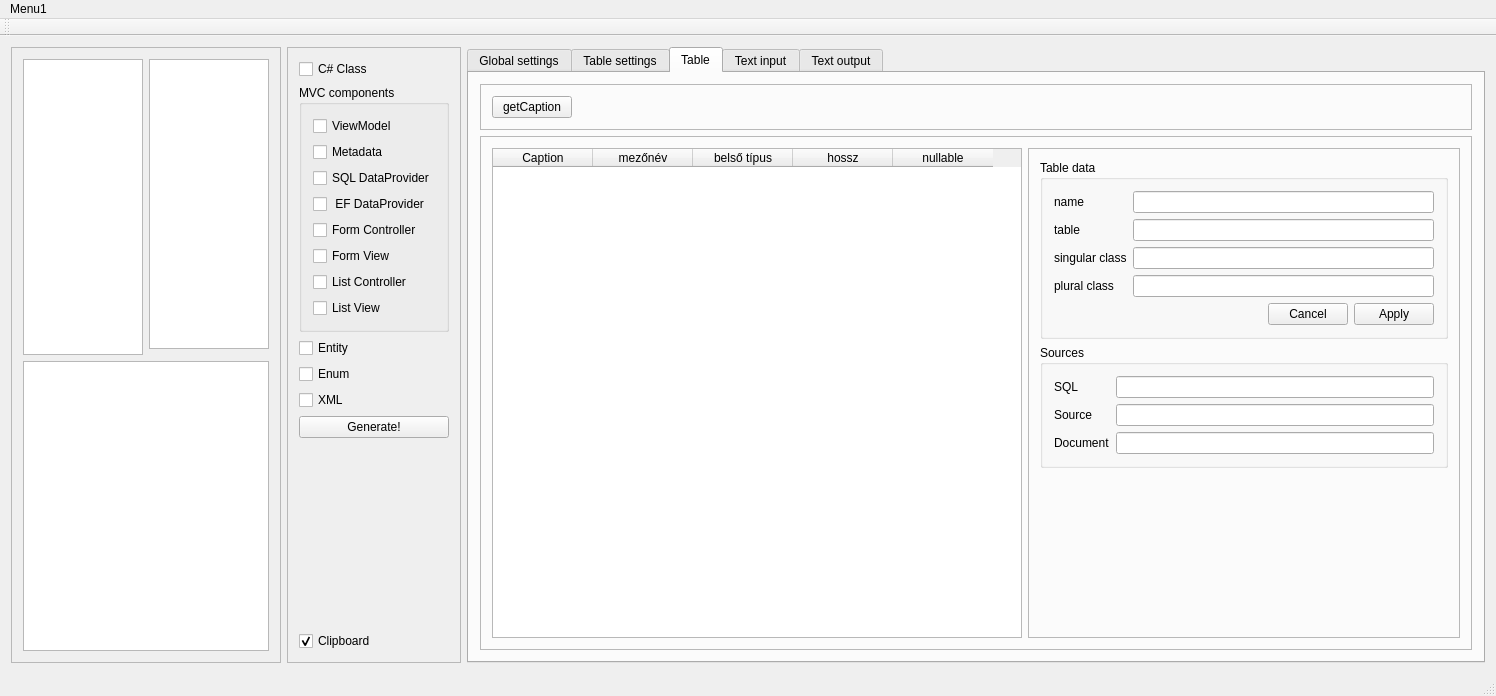
First picture: the form in retek2.ui, repository horvathzoltan/retek2, before the edit.
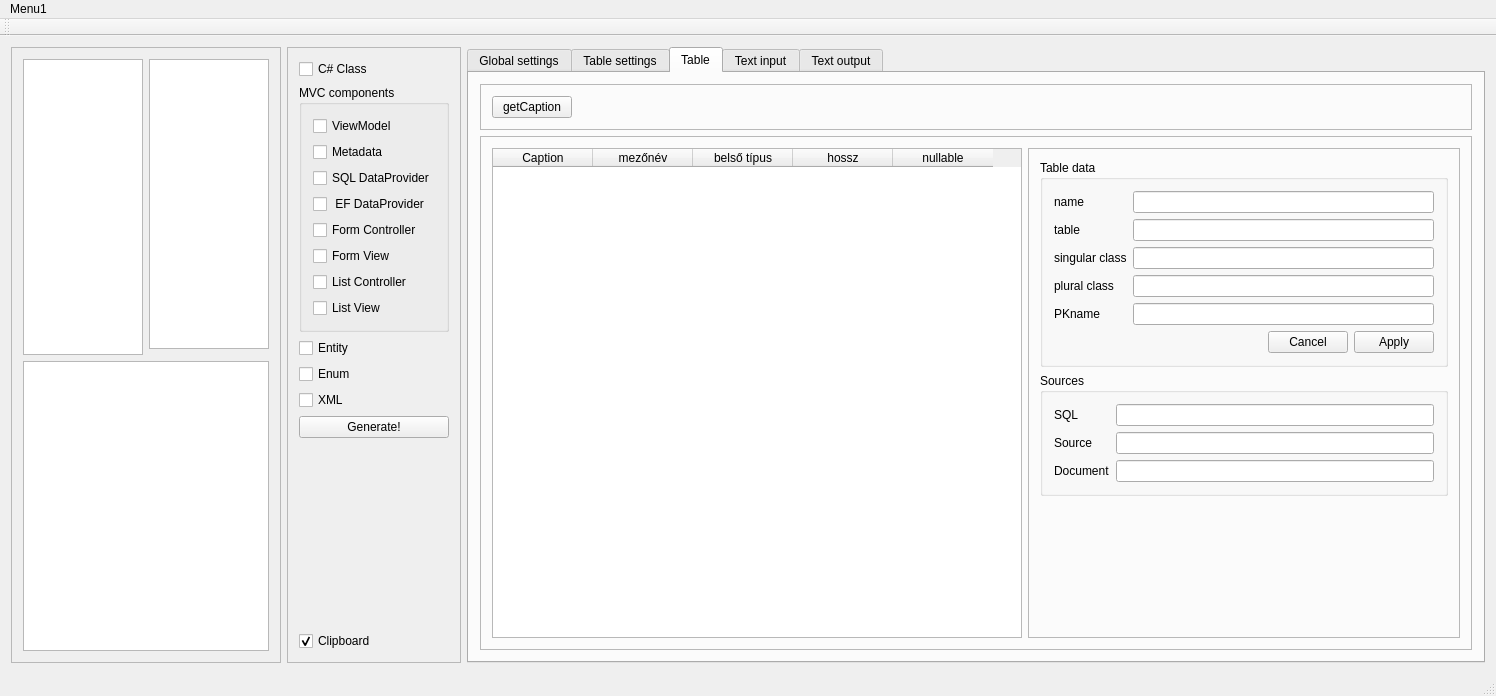
Second picture: the form after the edit. The open tabs and pages were chosen to show the change. Icons and pictures are not drawn.

Patch:
```diff
--- a/retek2.ui
+++ b/retek2.ui
@@ -1148,13 +1148,23 @@
                  <item row="3" column="1">
                   <widget class="QLineEdit" name="lineEdit_class_name_plural"/>
                  </item>
-                 <item row="4" column="1">
+                 <item row="5" column="1">
                   <widget class="QDialogButtonBox" name="buttonBox_tableNames">
                    <property name="standardButtons">
                     <set>QDialogButtonBox::Apply|QDialogButtonBox::Cancel</set>
                    </property>
                   </widget>
                  </item>
+                 <item row="4" column="0">
+                  <widget class="QLabel" name="label">
+                   <property name="text">
+                    <string>PKname</string>
+                   </property>
+                  </widget>
+                 </item>
+                 <item row="4" column="1">
+                  <widget class="QLineEdit" name="lineEdit_pkname"/>
+                 </item>
                 </layout>
                </widget>
               </item>
```
Left out of the diff: 2 changed lines with no effect on the pictures.
